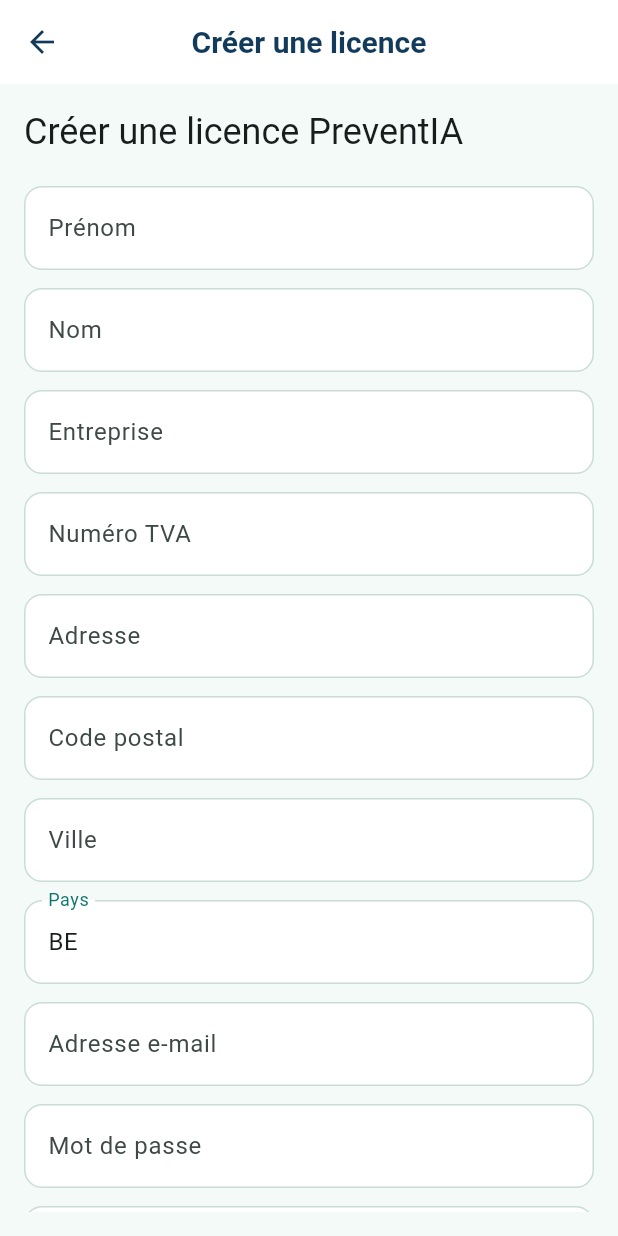
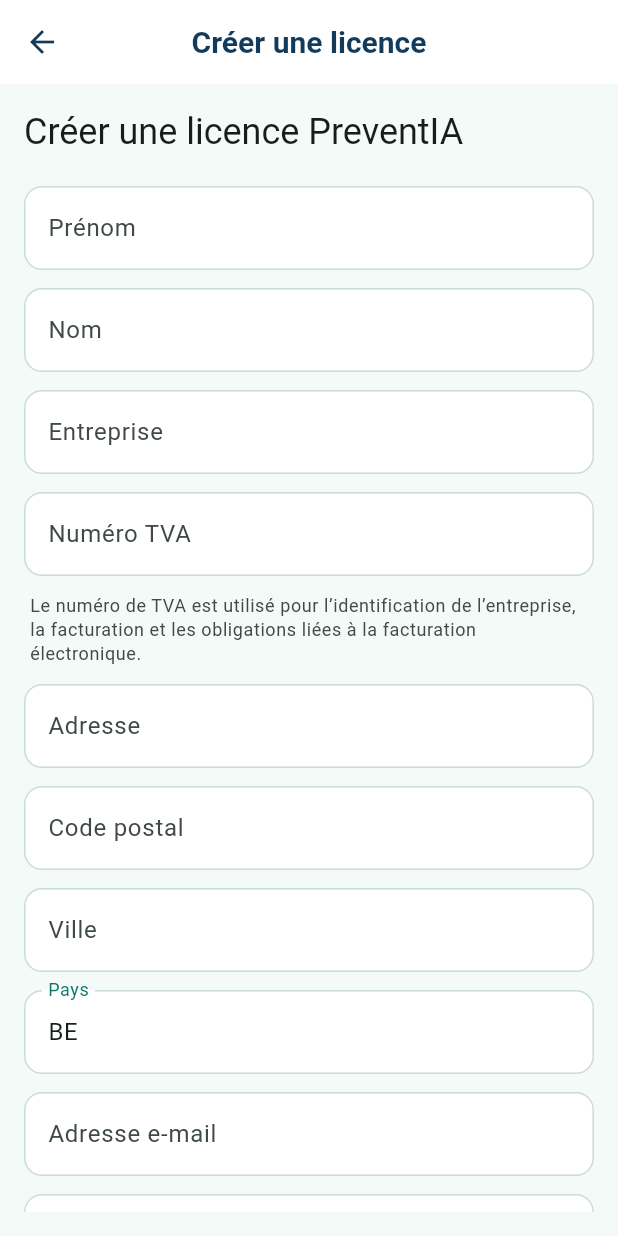
Before and after one commit to vilevero-afk/preventia-belgique-app, a Flutter app: the screen it shows after launch, after a tap on "Créer une licence", on a phone screen of 412 x 824 dp. Run offline on Flutter 3.47's test engine with Material 3 defaults, Android fonts, the phone set to English and light mode, and no system bars; our stand-ins replace flutter_secure_storage, pdf, printing, share_plus, shared_preferences; missing offline and left inert: file_selector; network calls fail.

Commit message:
Require VAT and billing address in license registration

```diff
--- a/lib/l10n/app_fr.arb
+++ b/lib/l10n/app_fr.arb
@@ -37,6 +37,19 @@
   "afterPaymentReturnToApp": "Après paiement, revenez dans l’application et connectez-vous avec votre e-mail et mot de passe.",
   "passwordConfirmationMismatch": "Mot de passe et confirmation différents",
   "vatNumber": "Numéro TVA",
+  "vatNumberRequired": "Numéro de TVA obligatoire",
+  "billingAddressRequired": "Adresse de facturation obligatoire",
+  "electronicInvoicing": "Facturation électronique",
+  "vatNumberBillingUseInfo": "Le numéro de TVA est utilisé pour l’identification de l’entreprise, la facturation et les obligations liées à la facturation électronique.",
+  "acceptTermsOfUse": "J’accepte les conditions d’utilisation",
+  "readPrivacyPolicy": "J’ai lu la politique de confidentialité",
+  "mustAcceptTermsOfUse": "Vous devez accepter les conditions d’utilisation.",
+  "mustAcceptPrivacyPolicy": "Vous devez accepter la politique de confidentialité.",
+  "licenseDataUseInfo": "Vos données sont utilisées uniquement pour créer votre licence, gérer votre abonnement, la facturation et l’accès sécurisé à l’application.",
+  "termsOfUse": "Conditions d’utilisation",
+  "privacyPolicy": "Politique de confidentialité",
+  "termsOfUseDraftText": "Texte provisoire. Les conditions d’utilisation définitives seront intégrées avant la mise en production.",
+  "privacyPolicyDraftText": "Texte provisoire. La politique de confidentialité définitive sera intégrée avant la mise en production.",
   "companyName": "Entreprise",
   "firstName": "Prénom",
   "lastName": "Nom",
--- a/lib/screens/register_license_screen.dart
+++ b/lib/screens/register_license_screen.dart
@@ -32,6 +32,8 @@
   String _selectedPlanId = 'primary_monthly';
   bool _isLoadingPlans = true;
   bool _isSubmitting = false;
+  bool _acceptTerms = false;
+  bool _acceptPrivacy = false;
 
   @override
   void initState() {
@@ -178,21 +180,26 @@
                 controller: _vatNumberController,
                 label: l10n.vatNumber,
                 textInputAction: TextInputAction.next,
+                validator: _vatNumberValidator,
               ),
+              _helperText(l10n.vatNumberBillingUseInfo),
               _field(
                 controller: _addressLine1Controller,
                 label: l10n.addressLine1,
                 textInputAction: TextInputAction.next,
+                validator: _billingAddressValidator,
               ),
               _field(
                 controller: _postalCodeController,
                 label: l10n.postalCode,
                 textInputAction: TextInputAction.next,
+                validator: _requiredValidator,
               ),
               _field(
                 controller: _cityController,
                 label: l10n.city,
                 textInputAction: TextInputAction.next,
+                validator: _requiredValidator,
               ),
               _field(
                 controller: _countryController,
@@ -221,6 +228,39 @@
                 textInputAction: TextInputAction.done,
                 validator: _passwordConfirmationValidator,
               ),
+              const SizedBox(height: 12),
+              _ConsentCheckbox(
+                value: _acceptTerms,
+                label: l10n.acceptTermsOfUse,
+                errorText: l10n.mustAcceptTermsOfUse,
+                onChanged: _isSubmitting
+                    ? null
+                    : (value) => setState(() => _acceptTerms = value ?? false),
+              ),
+              _TextLinkButton(
+                label: l10n.termsOfUse,
+                onPressed: () => _showLegalDialog(
+                  title: l10n.termsOfUse,
+                  content: l10n.termsOfUseDraftText,
+                ),
+              ),
+              _ConsentCheckbox(
+                value: _acceptPrivacy,
+                label: l10n.readPrivacyPolicy,
+                errorText: l10n.mustAcceptPrivacyPolicy,
+                onChanged: _isSubmitting
+                    ? null
+                    : (value) =>
+                          setState(() => _acceptPrivacy = value ?? false),
+              ),
+              _TextLinkButton(
+                label: l10n.privacyPolicy,
+                onPressed: () => _showLegalDialog(
+                  title: l10n.privacyPolicy,
+                  content: l10n.privacyPolicyDraftText,
+                ),
+              ),
+              _helperText(l10n.licenseDataUseInfo),
               const SizedBox(height: 12),
               Text(l10n.plan, style: Theme.of(context).textTheme.titleMedium),
               const SizedBox(height: 8),
@@ -274,6 +314,25 @@
     );
   }
 
+  Future<void> _showLegalDialog({
+    required String title,
+    required String content,
+  }) {
+    return showDialog<void>(
+      context: context,
+      builder: (context) => AlertDialog(
+        title: Text(title),
+        content: SingleChildScrollView(child: Text(content)),
+        actions: [
+          TextButton(
+            onPressed: () => Navigator.of(context).pop(),
+            child: Text(AppLocalizations.of(context).close),
+          ),
+        ],
+      ),
+    );
+  }
+
   Widget _field({
     required TextEditingController controller,
     required String label,
@@ -298,9 +357,34 @@
     );
   }
 
+  Widget _helperText(String text) {
+    final colorScheme = Theme.of(context).colorScheme;
+    return Padding(
+      padding: const EdgeInsets.only(left: 4, right: 4, bottom: 12),
+      child: Text(
+        text,
+        style: Theme.of(
+          context,
+        ).textTheme.bodySmall?.copyWith(color: colorScheme.onSurfaceVariant),
+      ),
+    );
+  }
+
   String? _requiredValidator(String? value) {
     return value == null || value.trim().isEmpty
         ? AppLocalizations.of(context).requiredField
+        : null;
+  }
+
+  String? _vatNumberValidator(String? value) {
+    return value == null || value.trim().isEmpty
+        ? AppLocalizations.of(context).vatNumberRequired
+        : null;
+  }
+
+  String? _billingAddressValidator(String? value) {
+    return value == null || value.trim().isEmpty
+        ? AppLocalizations.of(context).billingAddressRequired
         : null;
   }
 
@@ -320,6 +404,83 @@
     return value == _passwordController.text
         ? null
         : AppLocalizations.of(context).passwordConfirmationMismatch;
+  }
+}
+
+class _ConsentCheckbox extends StatelessWidget {
+  const _ConsentCheckbox({
+    required this.value,
+    required this.label,
+    required this.errorText,
+    required this.onChanged,
+  });
+
+  final bool value;
+  final String label;
+  final String errorText;
+  final ValueChanged<bool?>? onChanged;
+
+  @override
+  Widget build(BuildContext context) {
+    return FormField<bool>(
+      initialValue: value,
+      validator: (_) => value ? null : errorText,
+      builder: (field) {
+        return Padding(
+          padding: const EdgeInsets.only(bottom: 4),
+          child: Column(
+            crossAxisAlignment: CrossAxisAlignment.start,
+            children: [
+              CheckboxListTile(
+                value: value,
+                onChanged: (newValue) {
+                  onChanged?.call(newValue);
+                  field.didChange(newValue);
+                },
+                title: Text(label),
+                controlAffinity: ListTileControlAffinity.leading,
+                contentPadding: EdgeInsets.zero,
+                dense: true,
+              ),
+              if (field.hasError)
+                Padding(
+                  padding: const EdgeInsets.only(left: 12, bottom: 8),
+                  child: Text(
+                    field.errorText!,
+                    style: TextStyle(
+                      color: Theme.of(context).colorScheme.error,
+                      fontSize: 12,
+                    ),
+                  ),
+                ),
+            ],
+          ),
+        );
+      },
+    );
+  }
+}
+
+class _TextLinkButton extends StatelessWidget {
+  const _TextLinkButton({required this.label, required this.onPressed});
+
+  final String label;
+  final VoidCallback onPressed;
+
+  @override
+  Widget build(BuildContext context) {
+    return Align(
+      alignment: Alignment.centerLeft,
+      child: TextButton(
+        onPressed: onPressed,
+        style: TextButton.styleFrom(
+          padding: const EdgeInsets.symmetric(horizontal: 4),
+          minimumSize: const Size(0, 36),
+          tapTargetSize: MaterialTapTargetSize.shrinkWrap,
+        ),
+        child: Text(label),
+      ),
+    );
   }
 }
 
```
Also changed, not shown: lib/l10n/app_de.arb (+13 -0 lines), lib/l10n/app_en.arb (+13 -0 lines), lib/l10n/app_nl.arb (+13 -0 lines), lib/services/billing_service.dart (+10 -13 lines), lib/l10n/generated/app_localizations.dart, lib/l10n/generated/app_localizations_de.dart, lib/l10n/generated/app_localizations_en.dart, lib/l10n/generated/app_localizations_fr.dart, lib/l10n/generated/app_localizations_nl.dart, 1 other file.
